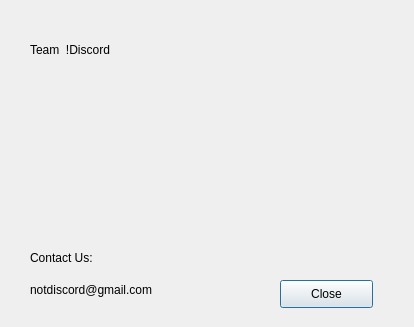
ParhamArmani/CS1CGroupProject, file contact.ui: the form before one commit.
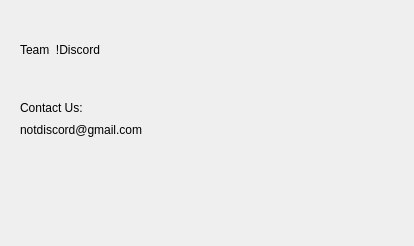
The form after the commit. Icons and pictures are not drawn.

Diff of the .ui file:
```diff
--- a/contact.ui
+++ b/contact.ui
@@ -7,7 +7,7 @@
     <x>0</x>
     <y>0</y>
     <width>414</width>
-    <height>327</height>
+    <height>246</height>
    </rect>
   </property>
   <property name="windowTitle">
@@ -45,8 +45,8 @@
   <widget class="QLabel" name="label_3">
    <property name="geometry">
     <rect>
-     <x>30</x>
-     <y>280</y>
+     <x>20</x>
+     <y>120</y>
      <width>201</width>
      <height>20</height>
     </rect>
@@ -58,7 +58,7 @@
   <widget class="QLabel" name="label_4">
    <property name="geometry">
     <rect>
-     <x>30</x>
+     <x>20</x>
      <y>40</y>
      <width>131</width>
      <height>20</height>
@@ -71,8 +71,8 @@
   <widget class="QLabel" name="label_5">
    <property name="geometry">
     <rect>
-     <x>30</x>
-     <y>250</y>
+     <x>20</x>
+     <y>100</y>
      <width>161</width>
      <height>16</height>
     </rect>
@@ -81,19 +81,6 @@
     <string>Contact Us:</string>
    </property>
   </widget>
-  <widget class="QPushButton" name="pushButton">
-   <property name="geometry">
-    <rect>
-     <x>280</x>
-     <y>280</y>
-     <width>93</width>
-     <height>28</height>
-    </rect>
-   </property>
-   <property name="text">
-    <string>Close</string>
-   </property>
-  </widget>
  </widget>
  <resources/>
  <connections/>
```
